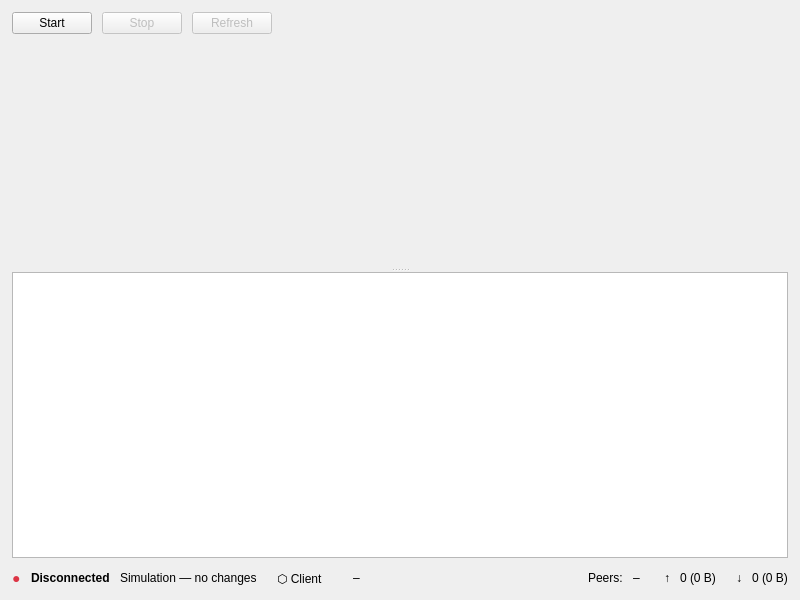
albertsdk/hsync-desktop, file hsync_desktop/ui/main_window.ui: the form before one commit.
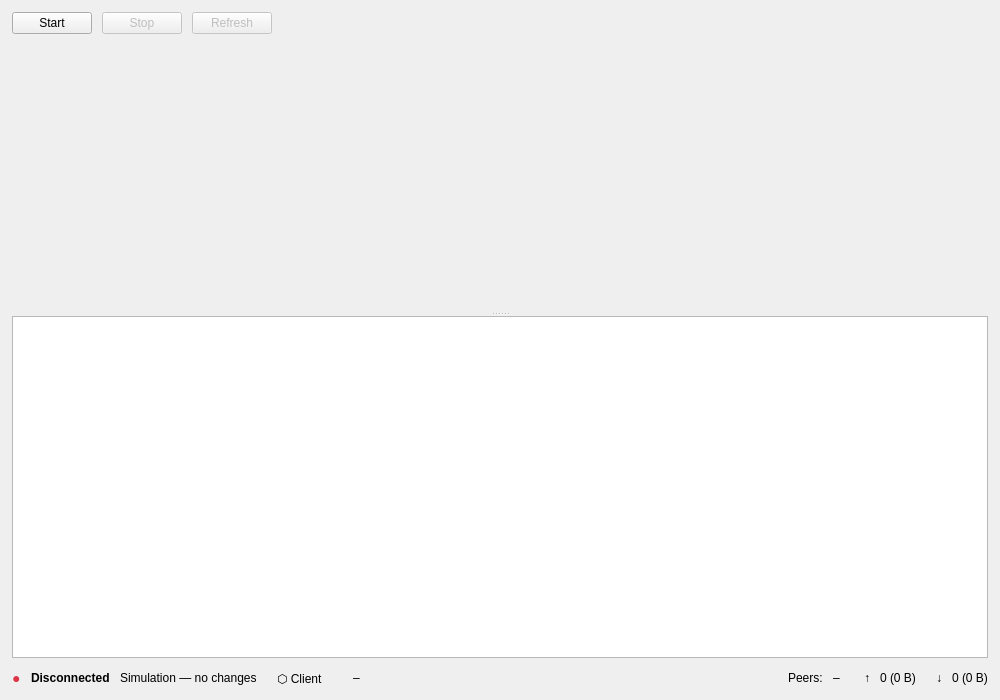
The form after the commit.

Commit message: fix(ui): widen the startup window so the file table stays readable

```diff
--- a/hsync_desktop/ui/main_window.ui
+++ b/hsync_desktop/ui/main_window.ui
@@ -6,14 +6,14 @@
    <rect>
     <x>0</x>
     <y>0</y>
-    <width>800</width>
-    <height>600</height>
+    <width>1000</width>
+    <height>700</height>
    </rect>
   </property>
   <property name="minimumSize">
    <size>
-    <width>760</width>
-    <height>520</height>
+    <width>820</width>
+    <height>560</height>
    </size>
   </property>
   <property name="windowTitle">
```
The commit also changes 5 other files.
